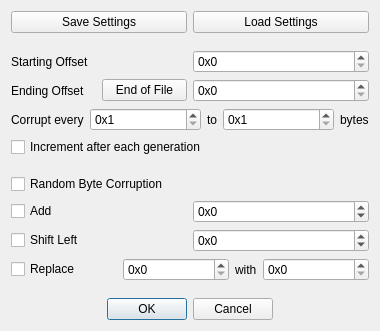
This is Corruptor_Settings.ui in Coolcord/ROM_Poison as Qt 5 draws it before an edit. The edited form follows.
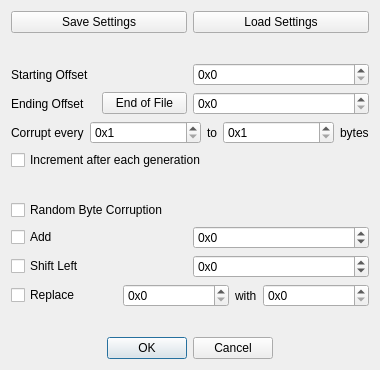
This is the edited form.

Diff of the .ui file:
```diff
--- a/Corruptor_Settings.ui
+++ b/Corruptor_Settings.ui
@@ -7,7 +7,7 @@
     <x>0</x>
     <y>0</y>
     <width>380</width>
-    <height>331</height>
+    <height>370</height>
    </rect>
   </property>
   <property name="windowTitle">
```
